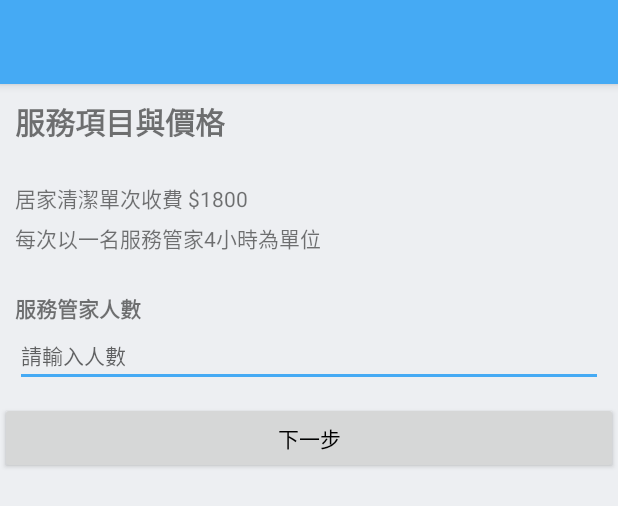
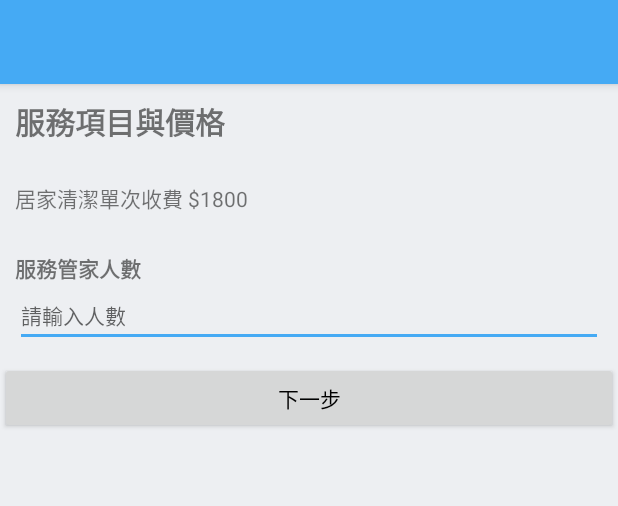
Before and after one commit to starboxs/EC_Android, an Android app: the layout activity_reserve_service_price.xml on its own in the app's theme, with its tools: preview values and no code run, on a phone screen of 412 x 824 dp. Shown: the top 506 px of the screen. Run offline under Robolectric (Android 15) with nearby library versions, the phone set to English and light mode, and no system bars.

Commit message:
發案文字

```diff
--- a/app/src/main/res/layout/activity_reserve_service_price.xml
+++ b/app/src/main/res/layout/activity_reserve_service_price.xml
@@ -81,7 +81,8 @@
                         android:layout_width="match_parent"
                         android:layout_height="wrap_content"
                         android:paddingBottom="5dp"
-                        android:text="每次以一名服務管家4小時為單位" />
+                        android:text="每次以一名服務管家4小時為單位"
+                        android:visibility="gone" />
                 </LinearLayout>
 
             </LinearLayout>
```
Also changed, not shown: app/src/main/java/com/example/marco/ec_android/service/serviceStep1Activity.java (+11 -0 lines).
